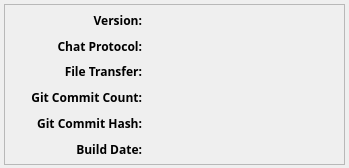
vituperative/i2pchat, file src/gui/form_about.ui: the form before one commit.
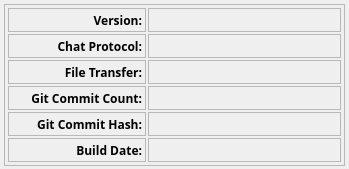
The form after the commit. Icons and pictures are not drawn.

Commit message: About dialog tweaks

The edit to the form file:
```diff
--- a/src/gui/form_about.ui
+++ b/src/gui/form_about.ui
@@ -10,7 +10,7 @@
     <x>0</x>
     <y>0</y>
     <width>349</width>
-    <height>168</height>
+    <height>169</height>
    </rect>
   </property>
   <property name="sizePolicy">
@@ -22,13 +22,13 @@
   <property name="minimumSize">
    <size>
     <width>349</width>
-    <height>168</height>
+    <height>169</height>
    </size>
   </property>
   <property name="maximumSize">
    <size>
     <width>349</width>
-    <height>168</height>
+    <height>169</height>
    </size>
   </property>
   <property name="sizeIncrement">
@@ -61,7 +61,7 @@
      <x>4</x>
      <y>4</y>
      <width>341</width>
-     <height>161</height>
+     <height>162</height>
     </rect>
    </property>
    <property name="frameShape">
@@ -76,27 +76,27 @@
       <x>4</x>
       <y>4</y>
       <width>333</width>
-      <height>153</height>
+      <height>157</height>
      </rect>
     </property>
     <layout class="QGridLayout" name="gridLayout_2" columnstretch="0,10">
      <property name="sizeConstraint">
       <enum>QLayout::SetMaximumSize</enum>
      </property>
-     <property name="verticalSpacing">
+     <property name="spacing">
       <number>2</number>
      </property>
      <item row="0" column="0" alignment="Qt::AlignRight">
       <widget class="QLabel" name="label">
        <property name="minimumSize">
         <size>
-         <width>134</width>
+         <width>138</width>
          <height>0</height>
         </size>
        </property>
        <property name="maximumSize">
         <size>
-         <width>134</width>
+         <width>138</width>
          <height>24</height>
         </size>
        </property>
@@ -114,6 +114,15 @@
          <bold>true</bold>
         </font>
        </property>
+       <property name="autoFillBackground">
+        <bool>true</bool>
+       </property>
+       <property name="frameShape">
+        <enum>QFrame::StyledPanel</enum>
+       </property>
+       <property name="frameShadow">
+        <enum>QFrame::Raised</enum>
+       </property>
        <property name="text">
         <string>Version:</string>
        </property>
@@ -133,6 +142,15 @@
          <height>24</height>
         </size>
        </property>
+       <property name="autoFillBackground">
+        <bool>true</bool>
+       </property>
+       <property name="frameShape">
+        <enum>QFrame::StyledPanel</enum>
+       </property>
+       <property name="frameShadow">
+        <enum>QFrame::Raised</enum>
+       </property>
        <property name="text">
         <string>&lt;app version&gt;</string>
        </property>
@@ -145,13 +163,13 @@
       <widget class="QLabel" name="label_2">
        <property name="minimumSize">
         <size>
-         <width>134</width>
+         <width>138</width>
          <height>0</height>
         </size>
        </property>
        <property name="maximumSize">
         <size>
-         <width>134</width>
+         <width>138</width>
          <height>24</height>
         </size>
        </property>
@@ -169,6 +187,15 @@
          <bold>true</bold>
         </font>
        </property>
+       <property name="autoFillBackground">
+        <bool>true</bool>
+       </property>
+       <property name="frameShape">
+        <enum>QFrame::StyledPanel</enum>
+       </property>
+       <property name="frameShadow">
+        <enum>QFrame::Raised</enum>
+       </property>
        <property name="text">
         <string>Chat Protocol:</string>
        </property>
@@ -184,13 +211,13 @@
       <widget class="QLabel" name="label_6">
        <property name="minimumSize">
         <size>
-         <width>128</width>
+         <width>138</width>
          <height>0</height>
         </size>
        </property>
        <property name="maximumSize">
         <size>
-         <width>134</width>
+         <width>138</width>
          <height>24</height>
         </size>
        </property>
@@ -208,6 +235,15 @@
          <bold>true</bold>
         </font>
        </property>
+       <property name="autoFillBackground">
+        <bool>true</bool>
+       </property>
+       <property name="frameShape">
+        <enum>QFrame::StyledPanel</enum>
+       </property>
+       <property name="frameShadow">
+        <enum>QFrame::Raised</enum>
+       </property>
        <property name="text">
         <string>File Transfer:</string>
        </property>
@@ -227,6 +263,15 @@
          <height>24</height>
         </size>
        </property>
+       <property name="autoFillBackground">
+        <bool>true</bool>
+       </property>
+       <property name="frameShape">
+        <enum>QFrame::StyledPanel</enum>
+       </property>
+       <property name="frameShadow">
+        <enum>QFrame::Raised</enum>
+       </property>
        <property name="text">
         <string>&lt;git c c&gt;</string>
        </property>
@@ -239,13 +284,13 @@
       <widget class="QLabel" name="label_5">
        <property name="minimumSize">
         <size>
-         <width>134</width>
+         <width>138</width>
          <height>0</height>
         </size>
        </property>
        <property name="maximumSize">
         <size>
-         <width>134</width>
+         <width>138</width>
          <height>24</height>
         </size>
        </property>
@@ -263,6 +308,15 @@
          <bold>true</bold>
         </font>
        </property>
+       <property name="autoFillBackground">
+        <bool>true</bool>
+       </property>
+       <property name="frameShape">
+        <enum>QFrame::StyledPanel</enum>
+       </property>
+       <property name="frameShadow">
+        <enum>QFrame::Raised</enum>
+       </property>
        <property name="text">
         <string>Git Commit Count:</string>
        </property>
@@ -282,6 +336,15 @@
          <height>24</height>
         </size>
        </property>
+       <property name="autoFillBackground">
+        <bool>true</bool>
+       </property>
+       <property name="frameShape">
+        <enum>QFrame::StyledPanel</enum>
+       </property>
+       <property name="frameShadow">
+        <enum>QFrame::Raised</enum>
+       </property>
        <property name="text">
         <string>&lt;protocol values&gt;</string>
        </property>
@@ -298,6 +361,15 @@
          <height>24</height>
         </size>
        </property>
+       <property name="autoFillBackground">
+        <bool>true</bool>
+       </property>
+       <property name="frameShape">
+        <enum>QFrame::StyledPanel</enum>
+       </property>
+       <property name="frameShadow">
+        <enum>QFrame::Raised</enum>
+       </property>
        <property name="text">
         <string>&lt;protocol version&gt;</string>
        </property>
@@ -308,6 +380,15 @@
      </item>
      <item row="5" column="1">
       <widget class="QLabel" name="label_dateCompile">
+       <property name="autoFillBackground">
+        <bool>true</bool>
+       </property>
+       <property name="frameShape">
+        <enum>QFrame::StyledPanel</enum>
+       </property>
+       <property name="frameShadow">
+        <enum>QFrame::Raised</enum>
+       </property>
        <property name="text">
         <string>&lt;date built&gt;</string>
        </property>
@@ -320,13 +401,13 @@
       <widget class="QLabel" name="label_7">
        <property name="minimumSize">
         <size>
-         <width>134</width>
+         <width>138</width>
          <height>0</height>
         </size>
        </property>
        <property name="maximumSize">
         <size>
-         <width>134</width>
+         <width>138</width>
          <height>24</height>
         </size>
        </property>
@@ -344,6 +425,15 @@
          <bold>true</bold>
         </font>
        </property>
+       <property name="autoFillBackground">
+        <bool>true</bool>
+       </property>
+       <property name="frameShape">
+        <enum>QFrame::StyledPanel</enum>
+       </property>
+       <property name="frameShadow">
+        <enum>QFrame::Raised</enum>
+       </property>
        <property name="text">
         <string>Git Commit Hash:</string>
        </property>
@@ -359,13 +449,13 @@
       <widget class="QLabel" name="label_3">
        <property name="minimumSize">
         <size>
-         <width>134</width>
+         <width>138</width>
          <height>0</height>
         </size>
        </property>
        <property name="maximumSize">
         <size>
-         <width>134</width>
+         <width>138</width>
          <height>24</height>
         </size>
        </property>
@@ -383,6 +473,15 @@
          <bold>true</bold>
         </font>
        </property>
+       <property name="autoFillBackground">
+        <bool>true</bool>
+       </property>
+       <property name="frameShape">
+        <enum>QFrame::StyledPanel</enum>
+       </property>
+       <property name="frameShadow">
+        <enum>QFrame::Raised</enum>
+       </property>
        <property name="text">
         <string>Build Date:</string>
        </property>
@@ -402,6 +501,15 @@
          <height>24</height>
         </size>
        </property>
+       <property name="autoFillBackground">
+        <bool>true</bool>
+       </property>
+       <property name="frameShape">
+        <enum>QFrame::StyledPanel</enum>
+       </property>
+       <property name="frameShadow">
+        <enum>QFrame::Raised</enum>
+       </property>
        <property name="text">
         <string/>
        </property>
```
